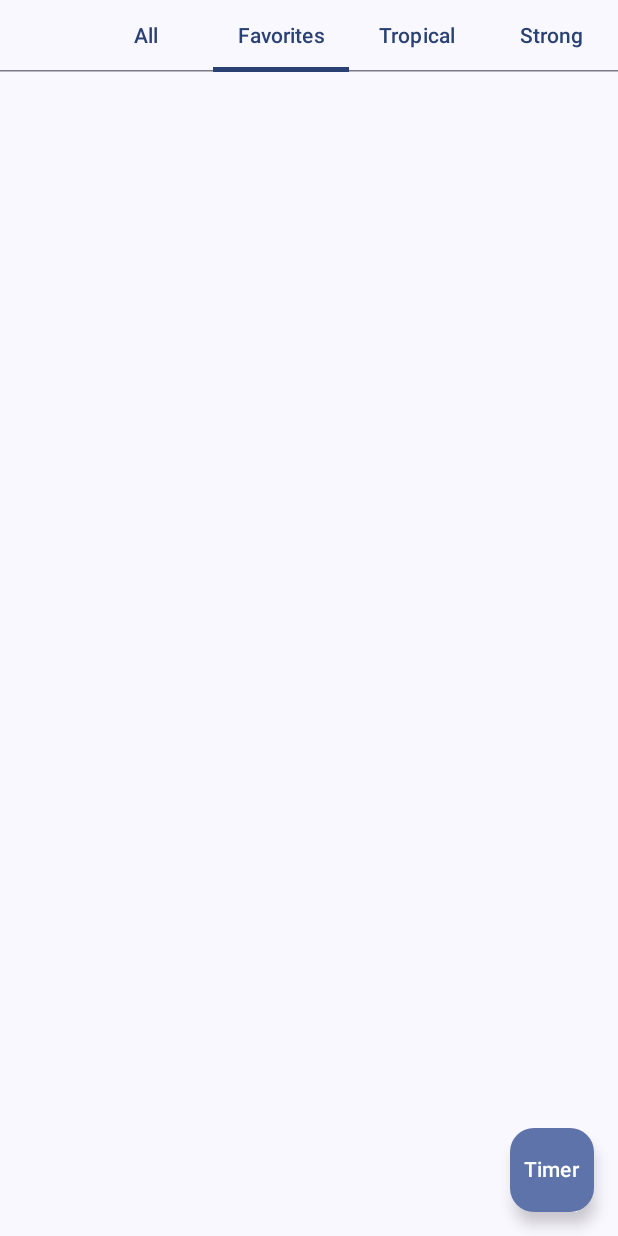
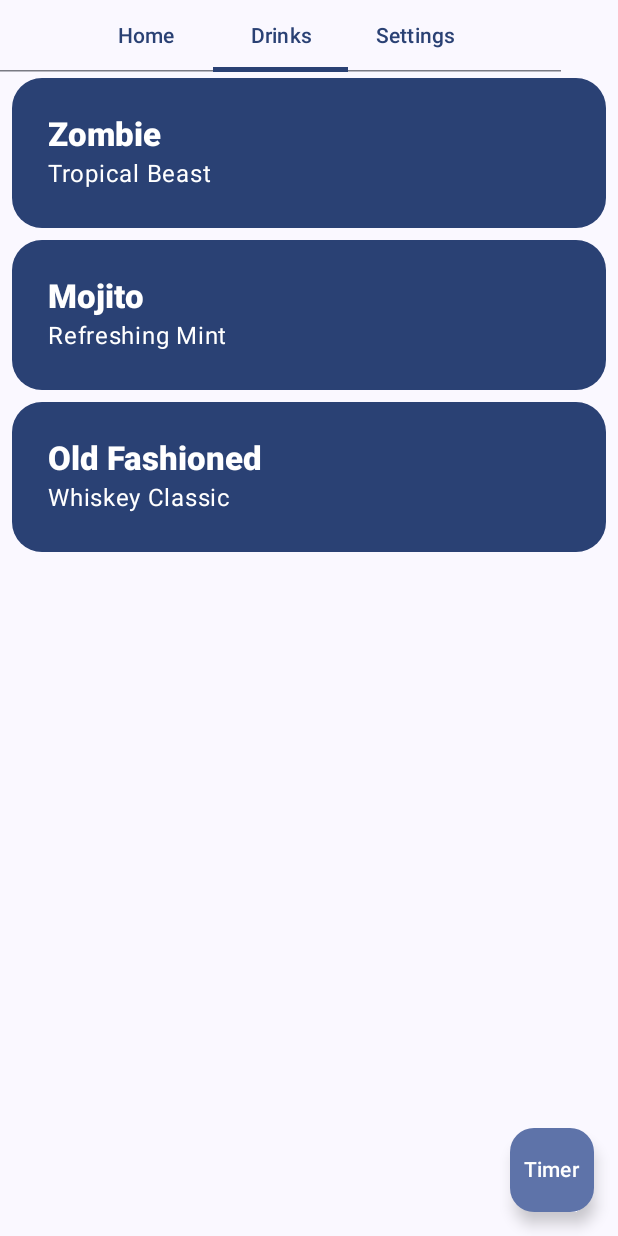
Before and after one commit to Zed-z/Barmanator, an Android app built with Jetpack Compose: the @Preview function MainScreenPreview, tab 2 chosen, on a phone screen of 412 x 824 dp. Run offline under Robolectric (Android 15) with nearby library versions, the phone set to English and light mode, and no system bars.

Commit message:
Home screen

```diff
--- a/app/src/main/java/pl/poznan/put/barmanator/MainActivity.kt
+++ b/app/src/main/java/pl/poznan/put/barmanator/MainActivity.kt
@@ -73,7 +73,7 @@ fun MainScreenPreview() {
 @Composable
 fun MainScreen(drinks: List<Drink>) {
     var selectedTabIndex by remember { mutableStateOf(0) }
-    val tabs = listOf("All", "Favorites", "Tropical", "Strong")
+    val tabs = listOf("Home", "Drinks", "Settings")
 
     Scaffold(
         modifier = Modifier.windowInsetsPadding(WindowInsets.safeDrawing),
@@ -97,15 +97,25 @@ fun MainScreen(drinks: List<Drink>) {
             }
         }
     ) { paddingValues ->
-        ItemList(
-            drinks = when (selectedTabIndex) {
-                0 -> drinks
-                1 -> drinks.filter { it.name.contains("fav", true) }  // Replace with real filtering logic
-                2 -> drinks.filter { it.tagline.contains("Tropical", true) }
-                3 -> drinks.filter { it.tagline.contains("Strong", true) }
-                else -> drinks
-            },
-            modifier = Modifier.padding(paddingValues)
+        when (selectedTabIndex) {
+            0 -> HomeScreen(Modifier.padding(paddingValues))
+            1 -> ItemList(drinks, Modifier.padding(paddingValues))
+            2 -> HomeScreen(Modifier.padding(paddingValues))
+        }
+    }
+}
+
+@Composable
+fun HomeScreen(modifier: Modifier = Modifier) {
+    Box(
+        modifier = modifier
+            .fillMaxSize()
+            .padding(16.dp),
+        //contentAlignment = Alignment.Center
+    ) {
+        Text(
+            text = "Welcome to Barmanator! 🍹",
+            style = MaterialTheme.typography.headlineMedium.copy(fontWeight = FontWeight.Bold)
         )
     }
 }
```
